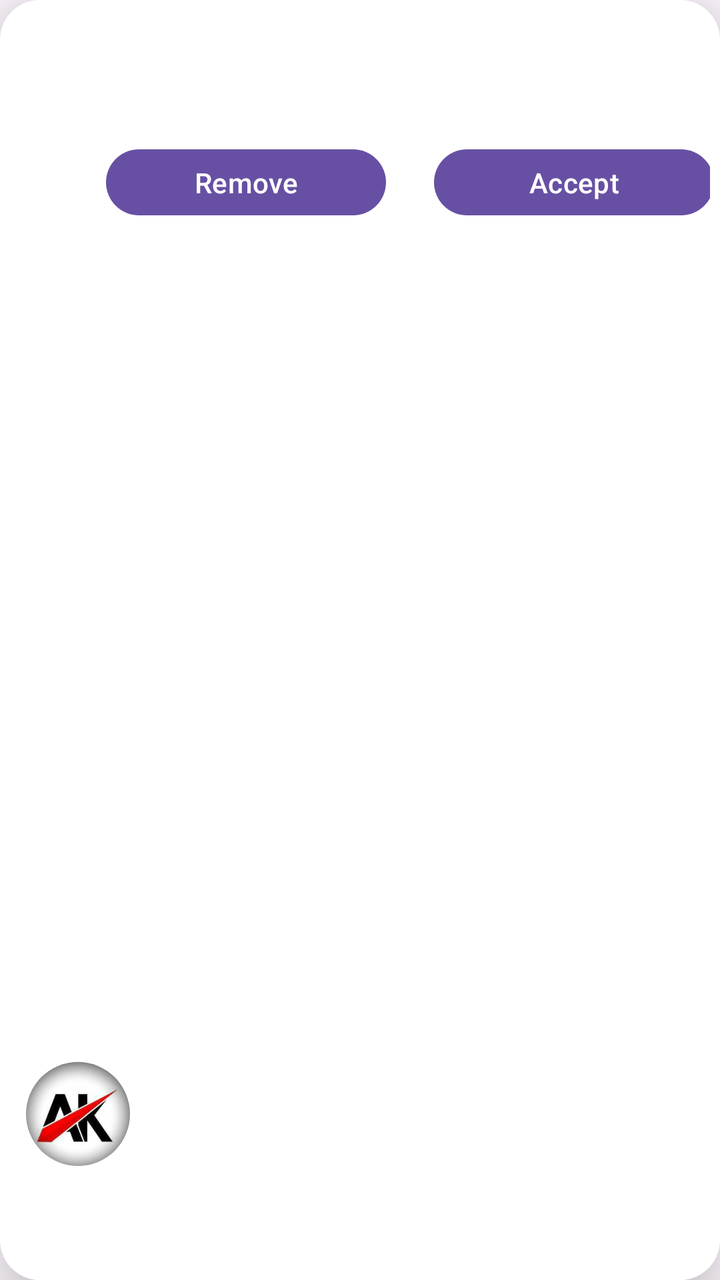
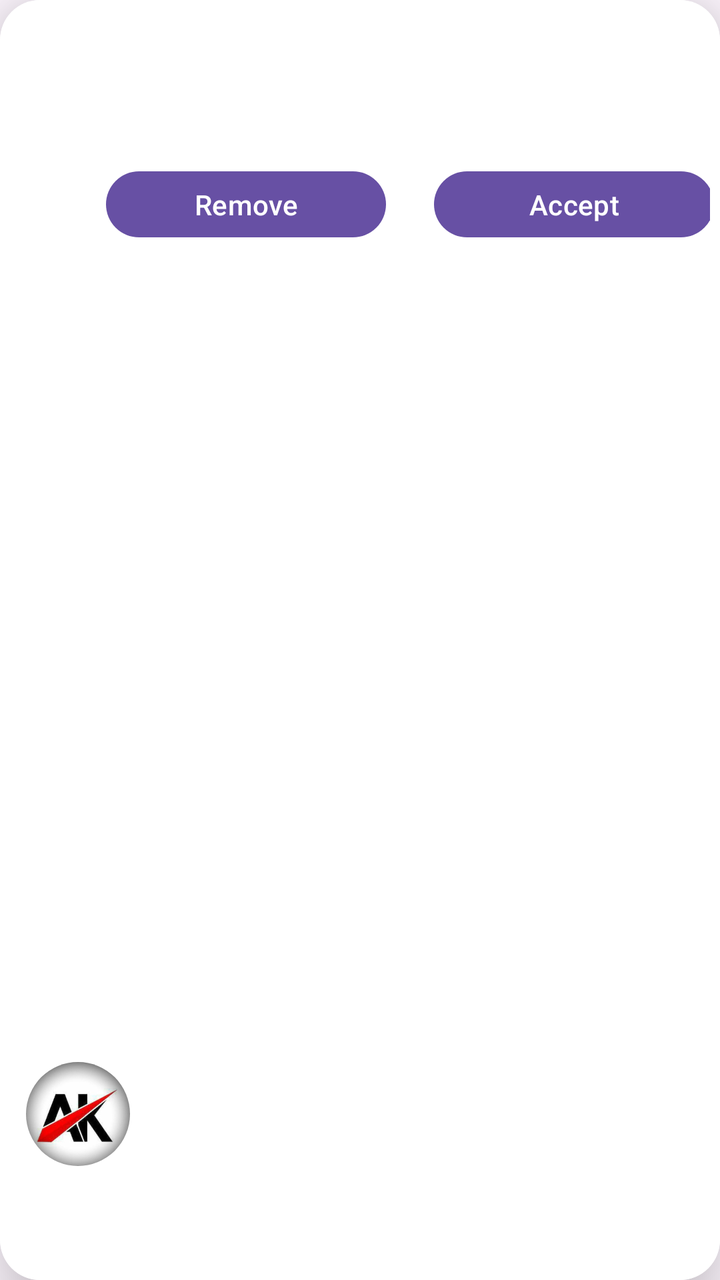

Two renders of the same Android screen: before a commit and after it. Below are the layout's source before the change and the commit's diff.
<!-- AndroidManifest.xml: application theme Theme.TSTAR -->
<!-- res/layout/tstudentreqview.xml -->
<?xml version="1.0" encoding="utf-8"?>
<androidx.cardview.widget.CardView xmlns:android="http://schemas.android.com/apk/res/android"
    xmlns:app="http://schemas.android.com/apk/res-auto"
    xmlns:tools="http://schemas.android.com/tools"
    android:layout_width="match_parent"
    android:layout_height="wrap_content"
    android:background="@color/white"
    android:layout_margin="5dp"
    app:cardCornerRadius="20sp"
    app:cardElevation="20dp">

    <androidx.constraintlayout.widget.ConstraintLayout
        android:layout_width="match_parent"
        android:layout_height="match_parent"
        android:background="@color/white"
        android:padding="5dp">

        <ImageView
            android:id="@+id/imgStudent"
            android:layout_width="52dp"
            android:layout_height="52dp"
            android:layout_marginStart="8dp"
            android:layout_marginBottom="52dp"
            android:background="@drawable/tcircle_shape"
            android:clipToOutline="true"
            android:scaleType="centerCrop"
            android:src="@drawable/taklogo"
            app:layout_constraintBottom_toBottomOf="parent"
            app:layout_constraintStart_toStartOf="parent" />

        <TextView
            android:id="@+id/tvStudentName"
            android:layout_width="0dp"
            android:layout_height="wrap_content"
            android:layout_marginStart="12dp"
            android:layout_marginTop="8dp"
            android:text=""
            android:textColor="@color/black"
            android:textSize="16sp"
            android:textStyle="bold"
            app:layout_constraintEnd_toEndOf="parent"
            app:layout_constraintHorizontal_bias="0.0"
            app:layout_constraintStart_toEndOf="@id/imgStudent"
            app:layout_constraintTop_toTopOf="parent" />

        <TextView
            android:id="@+id/tvStudentID"
            android:layout_width="0dp"
            android:layout_height="wrap_content"
            android:layout_marginTop="4dp"
            android:text=""
            android:textColor="@color/black"
            android:textSize="14sp"
            app:layout_constraintEnd_toEndOf="parent"
            app:layout_constraintStart_toStartOf="@id/tvStudentName"
            app:layout_constraintTop_toBottomOf="@id/tvStudentName" />

        <com.google.android.material.button.MaterialButton
            android:id="@+id/btnRemove"
            android:layout_width="140dp"
            android:layout_height="41dp"
            android:layout_gravity="center"
            android:layout_marginStart="48dp"
            android:layout_marginTop="32dp"
            android:text="Remove"
            android:textColor="@color/white"
            app:layout_constraintStart_toStartOf="parent"
            app:layout_constraintTop_toTopOf="@+id/tvStudentID" />

        <com.google.android.material.button.MaterialButton
            android:id="@+id/btnAccept"
            android:layout_width="140dp"
            android:layout_height="41dp"
            android:layout_gravity="center"
            android:layout_marginStart="212dp"
            android:layout_marginTop="32dp"
            android:text="Accept"
            android:textColor="@color/white"
            app:layout_constraintStart_toStartOf="parent"
            app:layout_constraintTop_toTopOf="@+id/tvStudentID" />

    </androidx.constraintlayout.widget.ConstraintLayout>

</androidx.cardview.widget.CardView>
<!-- resources referenced by this layout -->
<resources>
  <color name="black">#FF000000</color>
  <color name="white">#FFFFFF</color>
  <!-- drawable taklogo: jpg bitmap (drawable, 49255 bytes) -->
  <!-- drawable tcircle_shape (drawable) -->
  <?xml version="1.0" encoding="utf-8"?>
  <shape xmlns:android="http://schemas.android.com/apk/res/android"
      android:shape="oval">
  
      <solid android:color="@android:color/transparent" /> 
      <stroke android:width="10sp" android:color="@color/white"/>
  </shape>
  <style name="Theme.TSTAR" parent="Base.Theme.TSTAR" />
  <style name="Base.Theme.TSTAR" parent="Theme.Material3.DayNight.NoActionBar">
          
          
      </style>
</resources>

<!-- the commit's change to res/layout/tstudentreqview.xml (unified diff, before → after) -->
@@ -43,6 +43,19 @@
             app:layout_constraintStart_toEndOf="@id/imgStudent"
             app:layout_constraintTop_toTopOf="parent" />
 
+
+        <TextView
+            android:id="@+id/tvStudentEmail"
+            android:layout_width="0dp"
+            android:layout_height="wrap_content"
+            android:layout_marginTop="4dp"
+            android:text=""
+            android:textColor="@color/black"
+            android:textSize="14sp"
+            app:layout_constraintEnd_toEndOf="parent"
+            app:layout_constraintStart_toStartOf="@id/tvStudentName"
+            app:layout_constraintTop_toBottomOf="@id/tvStudentName" />
+
         <TextView
             android:id="@+id/tvStudentID"
             android:layout_width="0dp"
@@ -53,7 +66,8 @@
             android:textSize="14sp"
             app:layout_constraintEnd_toEndOf="parent"
             app:layout_constraintStart_toStartOf="@id/tvStudentName"
-            app:layout_constraintTop_toBottomOf="@id/tvStudentName" />
+            app:layout_constraintStart_toEndOf="@+id/imgStudent"
+            app:layout_constraintTop_toBottomOf="@+id/tvStudentEmail" />
 
         <com.google.android.material.button.MaterialButton
             android:id="@+id/btnRemove"
@@ -61,7 +75,7 @@
             android:layout_height="41dp"
             android:layout_gravity="center"
             android:layout_marginStart="48dp"
-            android:layout_marginTop="32dp"
+            android:layout_marginTop="20dp"
             android:text="Remove"
             android:textColor="@color/white"
             app:layout_constraintStart_toStartOf="parent"
@@ -73,7 +87,7 @@
             android:layout_height="41dp"
             android:layout_gravity="center"
             android:layout_marginStart="212dp"
-            android:layout_marginTop="32dp"
+            android:layout_marginTop="20dp"
             android:text="Accept"
             android:textColor="@color/white"
             app:layout_constraintStart_toStartOf="parent"
